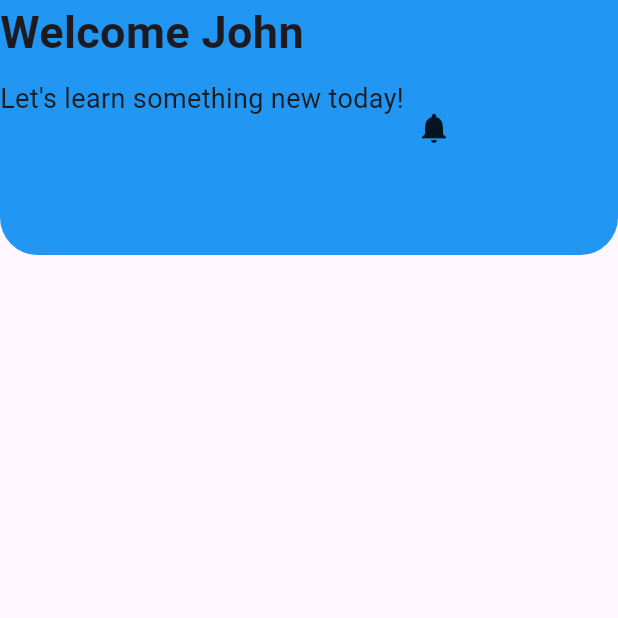
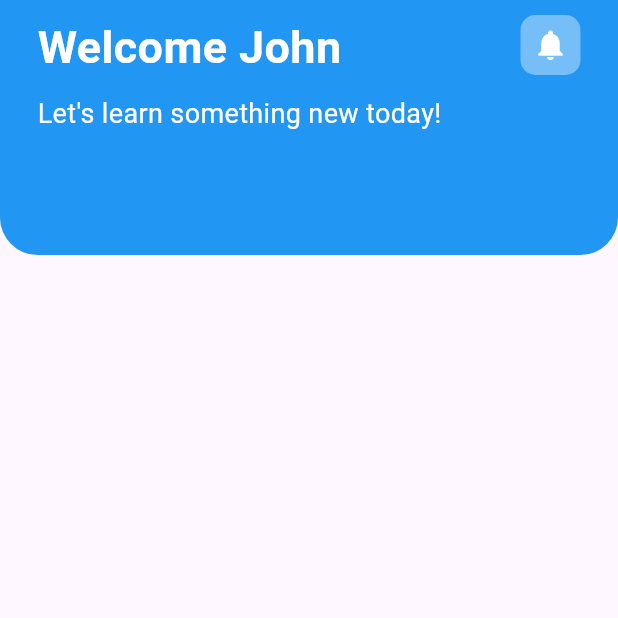
Before and after one commit to adogbeji/FlutterElearningAppPrototype, a Flutter app: the CourseHomeScreen screen opened by its route, on a phone screen of 412 x 824 dp, the top half of it. Run offline on Flutter 3.47's test engine with Material 3 defaults, Android fonts, the phone set to English and light mode, and no system bars.

Commit message:
Add more styling for text & notification bell in course home screen header

```diff
--- a/lib/views/home/course_home_screen.dart
+++ b/lib/views/home/course_home_screen.dart
@@ -20,7 +20,14 @@ class CourseHomeScreen extends StatelessWidget {
                   bottomRight: Radius.circular(25),
                 ),
               ),
-              child: const CourseHeader(),
+              child: const Padding(
+                padding: EdgeInsets.symmetric(horizontal: 25, vertical: 10,),
+                child: Column(
+                  children: [
+                    CourseHeader(),
+                  ],
+                ),
+              ),
             ),
           ],
         ),
--- a/lib/views/home/widgets/course_header.dart
+++ b/lib/views/home/widgets/course_header.dart
@@ -5,7 +5,10 @@ class CourseHeader extends StatelessWidget {
 
   @override
   Widget build(BuildContext context) {
-    return Row(children: [
+    return Row(
+      mainAxisAlignment: MainAxisAlignment.spaceBetween,
+      crossAxisAlignment: CrossAxisAlignment.start,
+      children: [
       const Column(
         crossAxisAlignment: CrossAxisAlignment.start,
         children: [
@@ -14,6 +17,7 @@ class CourseHeader extends StatelessWidget {
             style: TextStyle(
               fontSize: 30,
               fontWeight: FontWeight.bold,
+              color: Colors.white,
             ),
           ),
           SizedBox(height: 10,),
@@ -21,6 +25,7 @@ class CourseHeader extends StatelessWidget {
             'Let\'s learn something new today!',
             style: TextStyle(
               fontSize: 18,
+              color: Colors.white,
             ),
           ),
         ],
@@ -30,7 +35,11 @@ class CourseHeader extends StatelessWidget {
           Container(
             height: 40,
             width: 40,
-            child: Icon(Icons.notifications),
+            decoration: const BoxDecoration(
+              color: Colors.white38,
+              borderRadius: BorderRadius.all(Radius.circular(10),),
+            ),
+            child: const Icon(Icons.notifications, color: Colors.white,),
           ),
         ],
       ),
```
